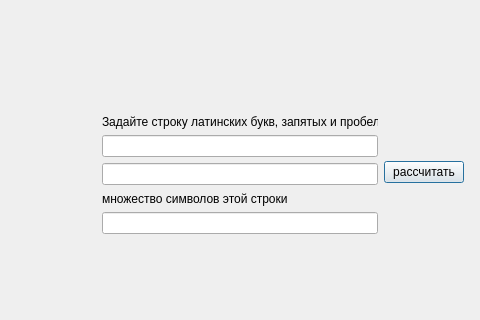
Before: the Qt Designer form lab4_2/dialog.ui in soloomn/open-source-software-labs-1sem, drawn with Qt 5; both pictures show x 176 to 656 and y 89 to 409 of the 800 by 600 pixel window.
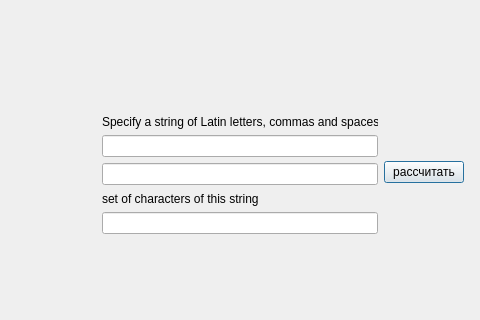
After: the same form once the commit is applied.

What changed in the file:
```diff
--- a/lab4_2/dialog.ui
+++ b/lab4_2/dialog.ui
@@ -26,7 +26,7 @@
     <item row="0" column="0">
      <widget class="QLabel" name="label">
       <property name="text">
-       <string>Задайте строку латинских букв, запятых и пробелов</string>
+       <string>Specify a string of Latin letters, commas and spaces</string>
       </property>
      </widget>
     </item>
@@ -39,7 +39,7 @@
     <item row="3" column="0">
      <widget class="QLabel" name="label_2">
       <property name="text">
-       <string>множество символов этой строки</string>
+       <string>set of characters of this string</string>
       </property>
      </widget>
     </item>
```
